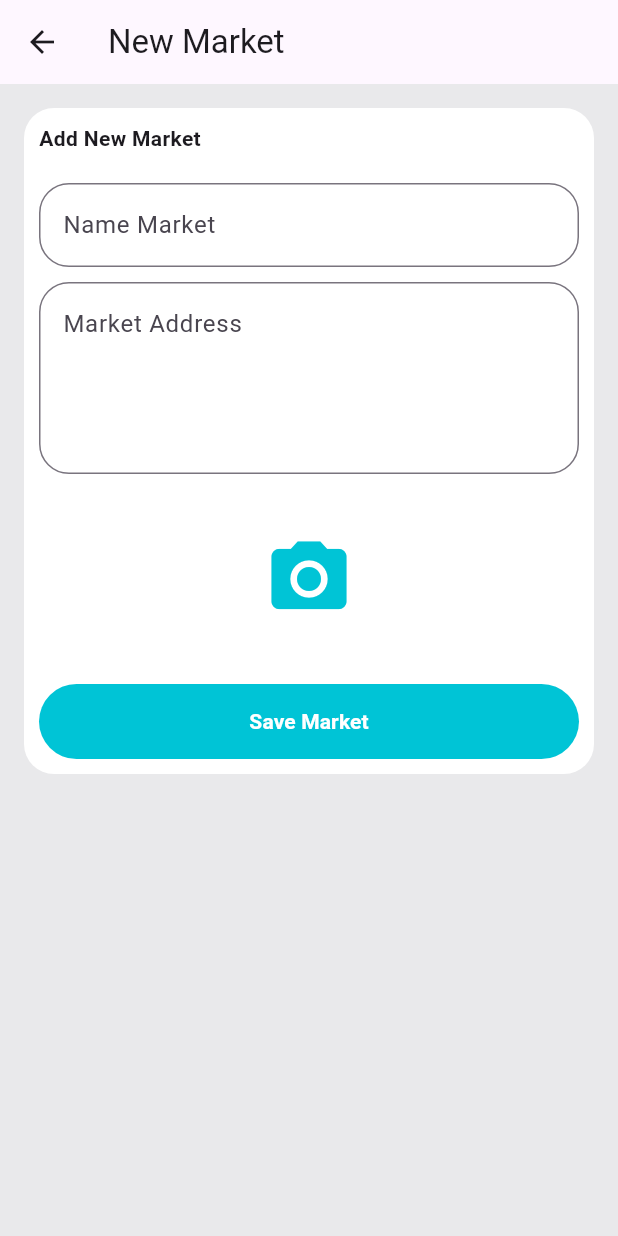
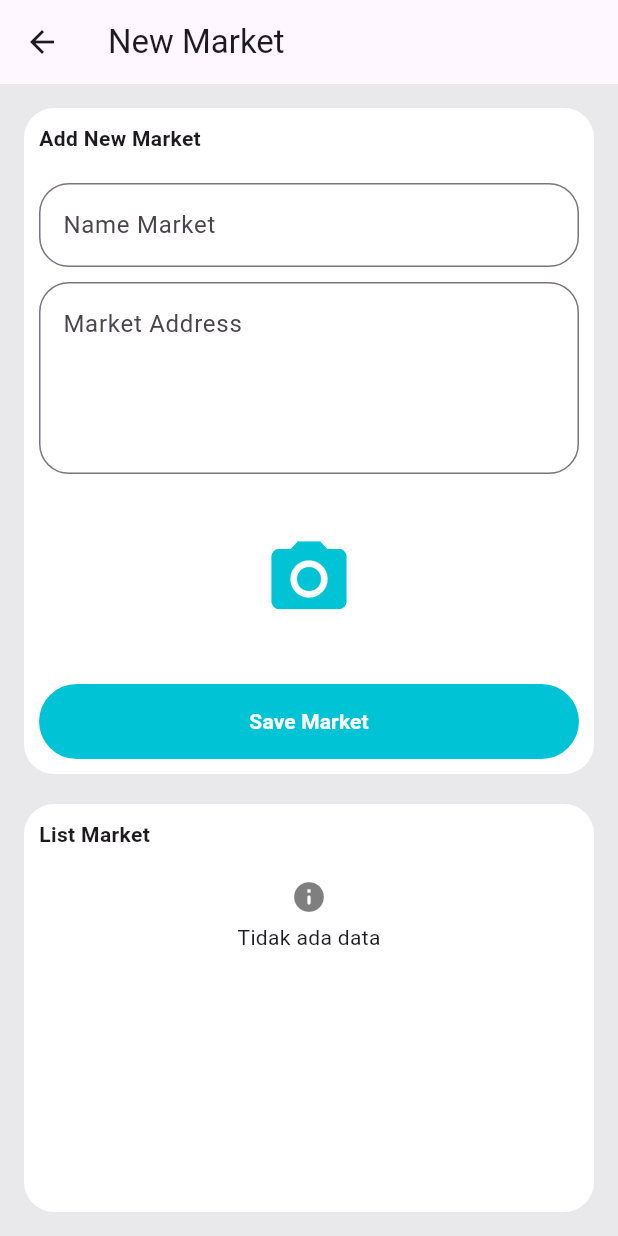
Before and after one commit to dimasjayadi99/technical_mobile_flutter, a Flutter app: the screen it shows after launch, item 2 of the bottom bar chosen, after a tap on the "add" icon, on a phone screen of 412 x 824 dp. Run offline on Flutter 3.47's test engine with Material 3 defaults, Android fonts, the phone set to English and light mode, and no system bars; our stand-ins replace bloc, flutter_bloc, flutter_dotenv, geolocator, image_picker, shimmer and 1 more; accounts and stored records are empty; network calls fail.

Commit message:
Update : list market editor page

```diff
--- a/lib/modules/soal_dua/view/editor_market_page.dart
+++ b/lib/modules/soal_dua/view/editor_market_page.dart
@@ -13,6 +13,9 @@ import 'package:savoria_test/modules/soal_dua/viewmodel/edit_market_bloc.dart';
 import 'package:savoria_test/utils/textbutton_custom.dart';
 import 'package:savoria_test/utils/textfield_custom.dart';
 import '../../../utils/snackbar_custom.dart';
+import '../../../widget/card_market.dart';
+import '../../../widget/shimmer_widget.dart';
+import '../viewmodel/list_market_bloc.dart';
 
 class EditorMarketPage extends StatefulWidget {
 
@@ -31,6 +34,9 @@ class EditorMarketPageState extends State<EditorMarketPage> {
   EditMarketBloc? editMarketBloc;
   DeleteMarketBloc? deleteMarketBloc;
   DetailMarketBloc? detailMarketBloc;
+  ListMarketBloc? listMarketBloc;
+
+  List<MarketModel> listData = [];
   MarketModel? marketModel;
 
   // Text editing controller
@@ -49,6 +55,7 @@ class EditorMarketPageState extends State<EditorMarketPage> {
   String createdAt = "";
   File? images;
   String fileName = "";
+  String? currentMarketKode;
 
   @override
   void initState() {
@@ -57,7 +64,10 @@ class EditorMarketPageState extends State<EditorMarketPage> {
     editMarketBloc = EditMarketBloc();
     deleteMarketBloc = DeleteMarketBloc();
     detailMarketBloc = DetailMarketBloc();
+    listMarketBloc = ListMarketBloc();
+
     getCurrentLocation();
+    currentMarketKode = widget.marketKode;
     if (widget.marketKode != null) {
       detailMarketBloc!.getDetailMarket(widget.marketKode!);
     }
@@ -69,6 +79,7 @@ class EditorMarketPageState extends State<EditorMarketPage> {
     editMarketBloc!.close();
     deleteMarketBloc!.close();
     detailMarketBloc!.close();
+    listMarketBloc!.close();
     marketNameController.clear();
     marketAddressController.clear();
     super.dispose();
@@ -164,6 +175,7 @@ class EditorMarketPageState extends State<EditorMarketPage> {
         BlocProvider(create: (context) => editMarketBloc!),
         BlocProvider(create: (context) => deleteMarketBloc!),
         BlocProvider(create: (context) => detailMarketBloc!),
+        BlocProvider(create: (context) => listMarketBloc!..getListMarket()),
       ],
       child: MultiBlocListener(
         listeners: [
@@ -217,6 +229,7 @@ class EditorMarketPageState extends State<EditorMarketPage> {
           ),
         ],
         child: Scaffold(
+          resizeToAvoidBottomInset: false,
             backgroundColor: const Color(0XFFE9E9EB),
             appBar: AppBar(
                 title: const Text("New Market")
@@ -224,9 +237,7 @@ class EditorMarketPageState extends State<EditorMarketPage> {
             body: SafeArea(
               child: Padding(
                 padding: const EdgeInsets.all(16),
-                child: SingleChildScrollView(
-                  scrollDirection: Axis.vertical,
-                  child: Form(
+                child: Form(
                     key: formKey,
                     child: Column(
                       children: [
@@ -286,14 +297,14 @@ class EditorMarketPageState extends State<EditorMarketPage> {
                               const SizedBox(height: 20),
 
                               // jika marketkode tidak sama dengan null maka edit data
-                              if (widget.marketKode != null) ...[
+                              if (currentMarketKode != null) ...[
                                 Row(
                                   children: [
                                     Expanded(
                                       child: TextbuttonCustom(color: 0xffD6AF00, text: "Update", onPress: (){
                                         if(formKey.currentState!.validate()) {
                                           editMarketBloc!.add(EditMarketEvent(
-                                            marketKode: widget.marketKode!,
+                                            marketKode: currentMarketKode!,
                                             marketName: marketNameController.text,
                                             marketAddress: marketAddressController.text,
                                             latitudeLongitude: "$latitude, $longitude",
@@ -326,7 +337,7 @@ class EditorMarketPageState extends State<EditorMarketPage> {
                                                 ),
                                                 TextButton(
                                                   onPressed: () {
-                                                    deleteMarketBloc!.add(DeleteMarketEvent(marketKode: widget.marketKode!));
+                                                    deleteMarketBloc!.add(DeleteMarketEvent(marketKode: currentMarketKode!));
                                                     Navigator.of(context).pop();
                                                   },
                                                   child: const Text('Ya'),
@@ -349,8 +360,7 @@ class EditorMarketPageState extends State<EditorMarketPage> {
                                     }else {
                                       addMarketBloc!.add(AddMarketEvent(
                                           marketName: marketNameController.text,
-                                          marketAddress: marketAddressController
-                                              .text,
+                                          marketAddress: marketAddressController.text,
                                           latitudeLongitude: "$latitude, $longitude",
                                           photo: fileName,
                                           photoPath: images?.path ?? "",
@@ -363,7 +373,77 @@ class EditorMarketPageState extends State<EditorMarketPage> {
                               ]
                             ],
                           ),
-                        )
+                        ),
+
+                        const SizedBox(height: 20),
+
+                        Expanded(
+                          child: Container(
+                            width: double.infinity,
+                            padding: const EdgeInsets.all(10),
+                            decoration: const BoxDecoration(
+                                color: Colors.white,
+                                borderRadius: BorderRadius.all(Radius.circular(20))
+                            ),
+                            child: Column(
+                              crossAxisAlignment: CrossAxisAlignment.start,
+                              children: [
+                                const Text("List Market", style: TextStyle(fontWeight: FontWeight.bold)),
+
+                                const SizedBox(height: 20),
+
+                                BlocBuilder<ListMarketBloc, ListMarketInitState>(
+                                  buildWhen: (context, state) => state is ListMarketLoadingState || state is ListMarketSuccessState || state is ListMarketEmptyState,
+                                  builder: (context,state){
+                                    if(state is ListMarketLoadingState){
+                                      return const Expanded(child: ShimmerWidget());
+                                    }
+                                    else if(state is ListMarketEmptyState){
+                                      return Center(child: Column(
+                                        crossAxisAlignment: CrossAxisAlignment.center,
+                                        mainAxisAlignment: MainAxisAlignment.center,
+                                        children: [
+                                          Icon(Icons.info_rounded, color: Colors.black.withOpacity(0.5),),
+                                          const SizedBox(height: 5),
+                                          const Text("Tidak ada data"),
+                                        ],
+                                      ));
+                                    }else if(state is ListMarketSuccessState){
+                                      listData = state.listData;
+                                      return Expanded(
+                                        child: ListView.separated(
+                                          shrinkWrap: true,
+                                          itemBuilder: (context, index) {
+                                            return GestureDetector(
+                                              onTap: (){
+                                                setState(() {
+                                                  marketNameController.text = listData[index].marketName;
+                                                  marketAddressController.text = listData[index].marketAddress;
+                                                  fileName = listData[index].photo;
+                                                  if (listData[index].photoPath.isNotEmpty) {
+                                                    images = File(listData[index].photoPath);
+                                                  }
+                                                  createdAt = listData[index].createdDate;
+                                                  currentMarketKode = listData[index].marketKode;
+                                                });
+                                              },
+                                              child: CardMarket(marketModel: listData[index]),
+                                            );
+                                          },
+                                          separatorBuilder: (context, index) => const SizedBox(height: 10),
+                                          itemCount: listData.length,
+                                        ),
+                                      );
+                                    }else{
+                                      return Container();
+                                    }
+                                  },
+                                ),
+                              ],
+                            ),
+                          ),
+                        ),
+
                       ],
                     ),
                   ),
@@ -371,7 +451,6 @@ class EditorMarketPageState extends State<EditorMarketPage> {
               ),
             )
         ),
-      ),
     );
   }
 }
--- a/lib/modules/soal_dua/view/soal_dua_page.dart
+++ b/lib/modules/soal_dua/view/soal_dua_page.dart
@@ -5,7 +5,6 @@ import 'package:savoria_test/modules/soal_dua/view/editor_market_page.dart';
 import 'package:savoria_test/modules/soal_dua/viewmodel/list_market_bloc.dart';
 import 'package:savoria_test/widget/card_market.dart';
 import 'package:savoria_test/widget/shimmer_widget.dart';
-import 'package:shimmer/shimmer.dart';
 
 class SoalDua extends StatefulWidget{
   const SoalDua({super.key});
@@ -57,7 +56,7 @@ class SoalDuaState extends State<SoalDua>{
                 buildWhen: (context, state) => state is ListMarketLoadingState || state is ListMarketSuccessState || state is ListMarketEmptyState,
                 builder: (context,state){
                   if(state is ListMarketLoadingState){
-                    return ShimmerWidget();
+                    return const ShimmerWidget();
                   }
                   else if(state is ListMarketEmptyState){
                     return Center(child: Column(
--- a/lib/modules/soal_satu/view/soal_satu_page.dart
+++ b/lib/modules/soal_satu/view/soal_satu_page.dart
@@ -54,7 +54,7 @@ class SoalSatuState extends State<SoalSatu> {
         child: Padding(
           padding: const EdgeInsets.all(16),
           child: isLoading
-              ? ShimmerWidget()
+              ? const ShimmerWidget()
               : listData == []
               ? const Center(child: Text('Tidak ada data'))
               :  ListView.separated(
--- a/lib/widget/shimmer_widget.dart
+++ b/lib/widget/shimmer_widget.dart
@@ -1,8 +1,9 @@
-import 'package:flutter/cupertino.dart';
 import 'package:flutter/material.dart';
 import 'package:shimmer/shimmer.dart';
 
 class ShimmerWidget extends StatelessWidget{
+  const ShimmerWidget({super.key});
+
   @override
   Widget build(BuildContext context) {
     return Shimmer.fromColors(
```
